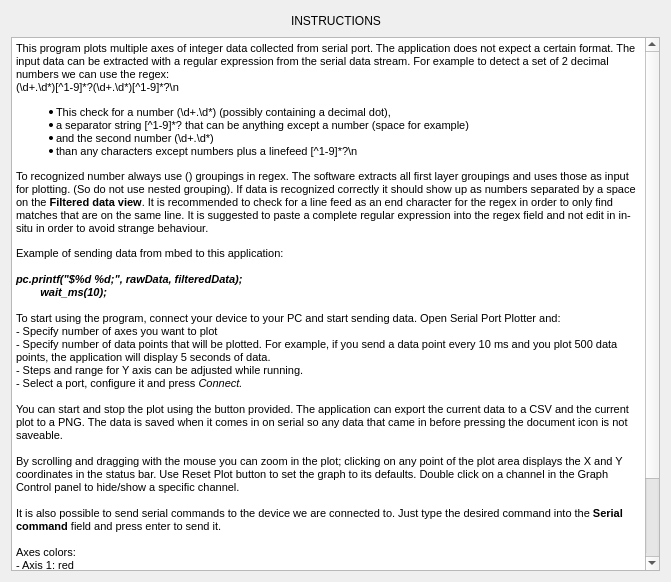
This is helpwindow.ui in VitanovG/Regex_Serial_Plotter as Qt 5 draws it before an edit. The edited form follows.
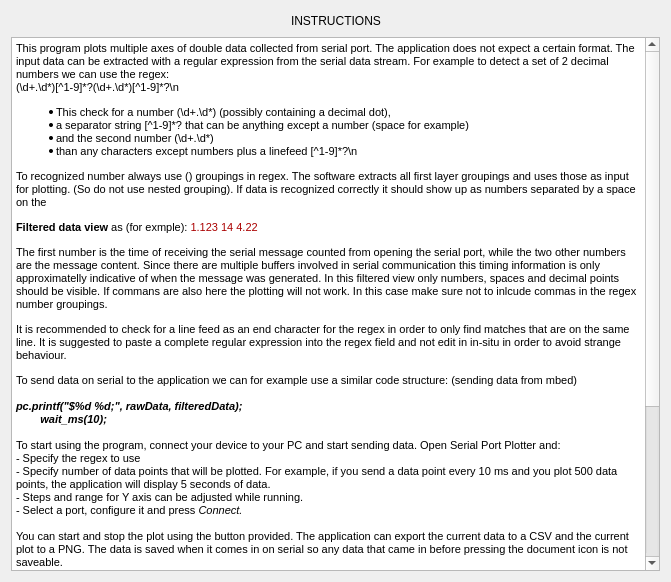
This is the edited form.

```diff
--- a/helpwindow.ui
+++ b/helpwindow.ui
@@ -58,20 +58,23 @@
 &lt;html&gt;&lt;head&gt;&lt;meta name=&quot;qrichtext&quot; content=&quot;1&quot; /&gt;&lt;style type=&quot;text/css&quot;&gt;
 p, li { white-space: pre-wrap; }
 &lt;/style&gt;&lt;/head&gt;&lt;body style=&quot; font-family:'MS Shell Dlg 2'; font-size:7.875pt; font-weight:400; font-style:normal;&quot;&gt;
-&lt;p style=&quot; margin-top:0px; margin-bottom:0px; margin-left:0px; margin-right:0px; -qt-block-indent:0; text-indent:0px;&quot;&gt;&lt;span style=&quot; font-size:8pt;&quot;&gt;This program plots multiple axes of integer data collected from serial port. The application does not expect a certain format. The input data can be extracted with a regular expression from the serial data stream. For example to detect a set of 2 decimal numbers we can use the regex: &lt;/span&gt;&lt;/p&gt;
+&lt;p style=&quot; margin-top:0px; margin-bottom:0px; margin-left:0px; margin-right:0px; -qt-block-indent:0; text-indent:0px;&quot;&gt;&lt;span style=&quot; font-size:8pt;&quot;&gt;This program plots multiple axes of double data collected from serial port. The application does not expect a certain format. The input data can be extracted with a regular expression from the serial data stream. For example to detect a set of 2 decimal numbers we can use the regex: &lt;/span&gt;&lt;/p&gt;
 &lt;p style=&quot; margin-top:0px; margin-bottom:0px; margin-left:0px; margin-right:0px; -qt-block-indent:0; text-indent:0px;&quot;&gt;&lt;span style=&quot; font-family:'Courier New'; font-size:8pt;&quot;&gt;(\d+.\d*)[^1-9]*?(\d+.\d*)[^1-9]*?\n&lt;/span&gt;&lt;/p&gt;
 &lt;ul style=&quot;margin-top: 0px; margin-bottom: 0px; margin-left: 0px; margin-right: 0px; -qt-list-indent: 1;&quot;&gt;&lt;li style=&quot; font-size:8pt;&quot; style=&quot; margin-top:12px; margin-bottom:0px; margin-left:0px; margin-right:0px; -qt-block-indent:0; text-indent:0px;&quot;&gt;This check for a number &lt;span style=&quot; font-family:'Courier New';&quot;&gt;(\d+.\d*)&lt;/span&gt; (possibly containing a decimal dot),&lt;/li&gt;
 &lt;li style=&quot; font-size:8pt;&quot; style=&quot; margin-top:0px; margin-bottom:0px; margin-left:0px; margin-right:0px; -qt-block-indent:0; text-indent:0px;&quot;&gt;a separator string &lt;span style=&quot; font-family:'Courier New';&quot;&gt;[^1-9]*?&lt;/span&gt; that can be anything except a number (space for example)&lt;/li&gt;
 &lt;li style=&quot; font-size:8pt;&quot; style=&quot; margin-top:0px; margin-bottom:0px; margin-left:0px; margin-right:0px; -qt-block-indent:0; text-indent:0px;&quot;&gt;and the second number &lt;span style=&quot; font-family:'Courier New';&quot;&gt;(\d+.\d*)&lt;/span&gt;&lt;/li&gt;
 &lt;li style=&quot; font-size:8pt;&quot; style=&quot; margin-top:0px; margin-bottom:12px; margin-left:0px; margin-right:0px; -qt-block-indent:0; text-indent:0px;&quot;&gt;than any characters except numbers plus a linefeed &lt;span style=&quot; font-family:'Courier New';&quot;&gt;[^1-9]*?\n&lt;/span&gt;&lt;/li&gt;&lt;/ul&gt;
-&lt;p style=&quot; margin-top:12px; margin-bottom:12px; margin-left:0px; margin-right:0px; -qt-block-indent:0; text-indent:0px;&quot;&gt;&lt;span style=&quot; font-size:8pt;&quot;&gt;To recognized number always use &lt;/span&gt;&lt;span style=&quot; font-family:'Courier New'; font-size:8pt;&quot;&gt;()&lt;/span&gt;&lt;span style=&quot; font-size:8pt;&quot;&gt; groupings in regex. The software extracts all first layer groupings and uses those as input for plotting. (So do not use nested grouping). If data is recognized correctly it should show up as numbers separated by a space on the &lt;/span&gt;&lt;span style=&quot; font-size:8pt; font-weight:600;&quot;&gt;Filtered data view&lt;/span&gt;&lt;span style=&quot; font-size:8pt;&quot;&gt;. It is recommended to check for a line feed as an end character for the regex in order to only find matches that are on the same line. It is suggested to paste a complete regular expression into the regex field and not edit in in-situ in order to avoid strange behaviour.&lt;/span&gt;&lt;/p&gt;
-&lt;p style=&quot; margin-top:0px; margin-bottom:0px; margin-left:0px; margin-right:0px; -qt-block-indent:0; text-indent:0px;&quot;&gt;&lt;span style=&quot; font-size:8pt;&quot;&gt;Example of sending data from mbed to this application:&lt;/span&gt;&lt;/p&gt;
+&lt;p style=&quot; margin-top:12px; margin-bottom:12px; margin-left:0px; margin-right:0px; -qt-block-indent:0; text-indent:0px;&quot;&gt;&lt;span style=&quot; font-size:8pt;&quot;&gt;To recognized number always use &lt;/span&gt;&lt;span style=&quot; font-family:'Courier New'; font-size:8pt;&quot;&gt;()&lt;/span&gt;&lt;span style=&quot; font-size:8pt;&quot;&gt; groupings in regex. The software extracts all first layer groupings and uses those as input for plotting. (So do not use nested grouping). If data is recognized correctly it should show up as numbers separated by a space on the&lt;/span&gt;&lt;/p&gt;
+&lt;p style=&quot; margin-top:12px; margin-bottom:12px; margin-left:0px; margin-right:0px; -qt-block-indent:0; text-indent:0px;&quot;&gt;&lt;span style=&quot; font-size:8pt; font-weight:600;&quot;&gt;Filtered data view&lt;/span&gt;&lt;span style=&quot; font-size:8pt;&quot;&gt; as (for exmple): &lt;/span&gt;&lt;span style=&quot; font-size:8pt; color:#aa0000;&quot;&gt;1.123 14 4.22&lt;/span&gt;&lt;/p&gt;
+&lt;p style=&quot; margin-top:12px; margin-bottom:12px; margin-left:0px; margin-right:0px; -qt-block-indent:0; text-indent:0px;&quot;&gt;&lt;span style=&quot; font-size:8pt;&quot;&gt;The first number is the time of receiving the serial message counted from opening the serial port, while the two other numbers are the message content. Since there are multiple buffers involved in serial communication this timing information is only approximatelly indicative of when the message was generated. In this filtered view only numbers, spaces and decimal points should be visible. If commans are also here the plotting will not work. In this case make sure not to inlcude commas in the regex number groupings.&lt;/span&gt;&lt;/p&gt;
+&lt;p style=&quot; margin-top:12px; margin-bottom:12px; margin-left:0px; margin-right:0px; -qt-block-indent:0; text-indent:0px;&quot;&gt;&lt;span style=&quot; font-size:8pt;&quot;&gt;It is recommended to check for a line feed as an end character for the regex in order to only find matches that are on the same line. It is suggested to paste a complete regular expression into the regex field and not edit in in-situ in order to avoid strange behaviour.&lt;/span&gt;&lt;/p&gt;
+&lt;p style=&quot; margin-top:0px; margin-bottom:0px; margin-left:0px; margin-right:0px; -qt-block-indent:0; text-indent:0px;&quot;&gt;&lt;span style=&quot; font-size:8pt;&quot;&gt;To send data on serial to the application we can for example use a similar code structure: (sending data from mbed)&lt;/span&gt;&lt;/p&gt;
 &lt;p style=&quot;-qt-paragraph-type:empty; margin-top:0px; margin-bottom:0px; margin-left:0px; margin-right:0px; -qt-block-indent:0; text-indent:0px; font-size:8pt;&quot;&gt;&lt;br /&gt;&lt;/p&gt;
 &lt;p style=&quot; margin-top:0px; margin-bottom:0px; margin-left:0px; margin-right:0px; -qt-block-indent:0; text-indent:0px;&quot;&gt;&lt;span style=&quot; font-size:8pt; font-weight:600; font-style:italic;&quot;&gt;pc.printf(&amp;quot;$%d %d;&amp;quot;, rawData, filteredData);&lt;/span&gt;&lt;/p&gt;
 &lt;p style=&quot; margin-top:0px; margin-bottom:0px; margin-left:0px; margin-right:0px; -qt-block-indent:0; text-indent:0px;&quot;&gt;&lt;span style=&quot; font-size:8pt; font-weight:600; font-style:italic;&quot;&gt;        wait_ms(10);&lt;/span&gt;&lt;/p&gt;
 &lt;p style=&quot;-qt-paragraph-type:empty; margin-top:0px; margin-bottom:0px; margin-left:0px; margin-right:0px; -qt-block-indent:0; text-indent:0px; font-size:8pt;&quot;&gt;&lt;br /&gt;&lt;/p&gt;
 &lt;p style=&quot; margin-top:0px; margin-bottom:0px; margin-left:0px; margin-right:0px; -qt-block-indent:0; text-indent:0px;&quot;&gt;&lt;span style=&quot; font-size:8pt;&quot;&gt;To start using the program, connect your device to your PC and start sending data. Open Serial Port Plotter and:&lt;/span&gt;&lt;/p&gt;
-&lt;p style=&quot; margin-top:0px; margin-bottom:0px; margin-left:0px; margin-right:0px; -qt-block-indent:0; text-indent:0px;&quot;&gt;&lt;span style=&quot; font-size:8pt;&quot;&gt;- Specify number of axes you want to plot&lt;/span&gt;&lt;/p&gt;
+&lt;p style=&quot; margin-top:0px; margin-bottom:0px; margin-left:0px; margin-right:0px; -qt-block-indent:0; text-indent:0px;&quot;&gt;&lt;span style=&quot; font-size:8pt;&quot;&gt;- Specify the regex to use&lt;/span&gt;&lt;/p&gt;
 &lt;p style=&quot; margin-top:0px; margin-bottom:0px; margin-left:0px; margin-right:0px; -qt-block-indent:0; text-indent:0px;&quot;&gt;&lt;span style=&quot; font-size:8pt;&quot;&gt;- Specify number of data points that will be plotted. For example, if you send a data point every 10 ms and you plot 500 data points, the application will display 5 seconds of data. &lt;/span&gt;&lt;/p&gt;
 &lt;p style=&quot; margin-top:0px; margin-bottom:0px; margin-left:0px; margin-right:0px; -qt-block-indent:0; text-indent:0px;&quot;&gt;&lt;span style=&quot; font-size:8pt;&quot;&gt;- Steps and range for Y axis can be adjusted while running.&lt;/span&gt;&lt;/p&gt;
 &lt;p style=&quot; margin-top:0px; margin-bottom:0px; margin-left:0px; margin-right:0px; -qt-block-indent:0; text-indent:0px;&quot;&gt;&lt;span style=&quot; font-size:8pt;&quot;&gt;- Select a port, configure it and press&lt;/span&gt;&lt;span style=&quot; font-size:8pt; font-style:italic;&quot;&gt; Connect.&lt;/span&gt;&lt;/p&gt;
```
